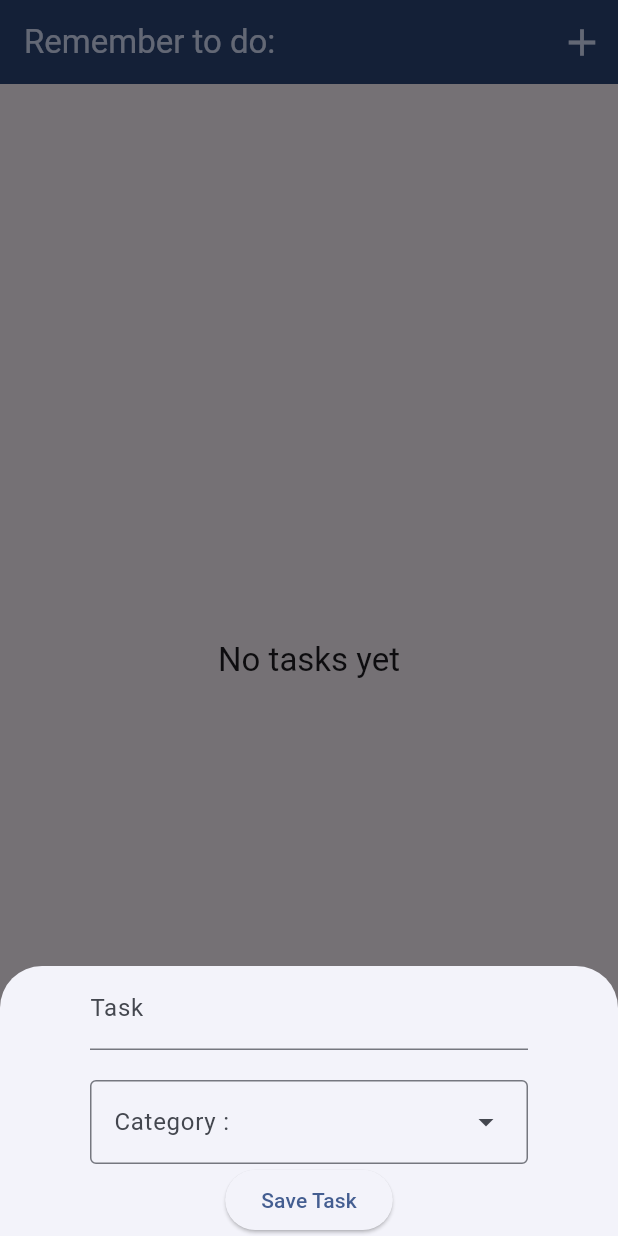
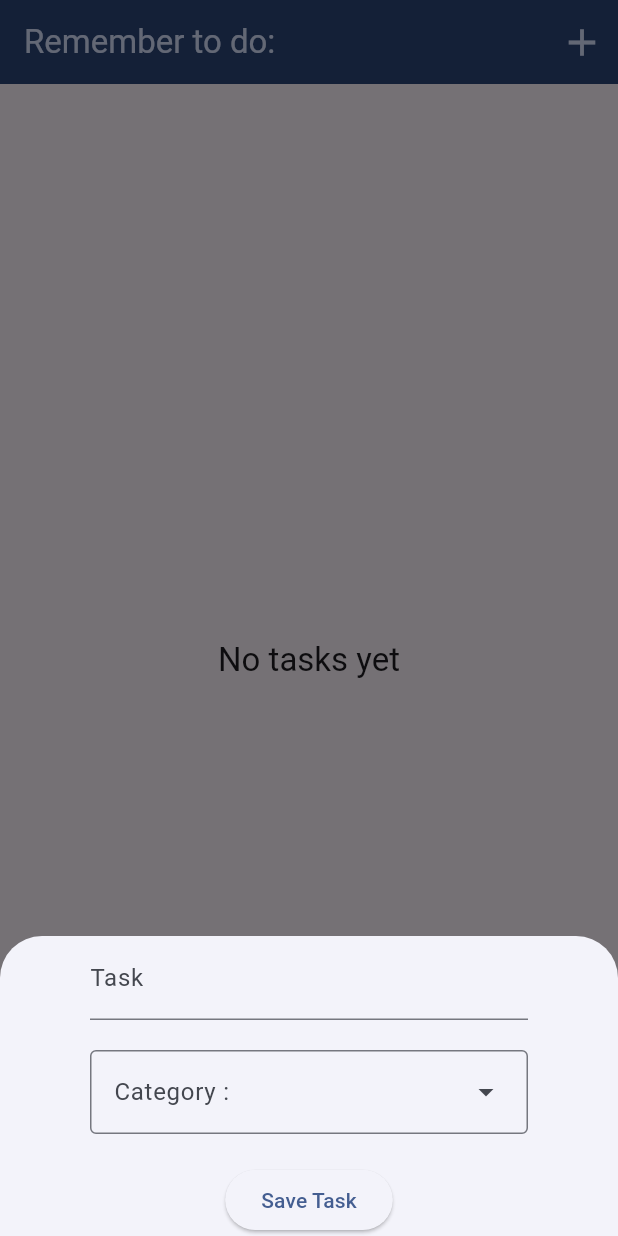
Before and after one commit to Flutter007/hw53, a Flutter app: the screen it shows after launch, after a tap on the "add" icon, on a phone screen of 412 x 824 dp. Run offline on Flutter 3.47's test engine with Material 3 defaults, Android fonts, the phone set to English and light mode, and no system bars; our stand-ins replace google_fonts; network calls fail.

Commit message:
Final version of App. Refactored some code,checked some actions,deleted Button widget.

```diff
--- a/lib/hw53.dart
+++ b/lib/hw53.dart
@@ -2,14 +2,9 @@ import 'package:flutter/material.dart';
 import 'package:hw53/screens/tasks_screen.dart';
 import 'package:hw53/theme/light_theme.dart';
 
-class Hw53 extends StatefulWidget {
+class Hw53 extends StatelessWidget {
   const Hw53({super.key});
 
-  @override
-  State<Hw53> createState() => _Hw53State();
-}
-
-class _Hw53State extends State<Hw53> {
   @override
   Widget build(BuildContext context) {
     return MaterialApp(theme: lightTheme, home: TasksScreen());
--- a/lib/models/task_category.dart
+++ b/lib/models/task_category.dart
@@ -6,8 +6,4 @@ class TaskCategory {
   final IconData icon;
 
   TaskCategory({required this.id, required this.label, required this.icon});
-
-  Map<String, dynamic> toJson() {
-    return {'id': id, 'label': label, 'icon': icon};
-  }
 }
--- a/lib/screens/tasks_screen.dart
+++ b/lib/screens/tasks_screen.dart
@@ -3,7 +3,6 @@ import 'package:hw53/helpers/request.dart';
 import 'package:hw53/models/task.dart';
 import 'package:hw53/widgets/task_card.dart';
 import '../data/category_data.dart';
-import '../widgets/save_button.dart';
 import '../widgets/task_form/task_form.dart';
 import '../widgets/task_form/task_form_controller.dart';
 
@@ -28,17 +27,21 @@ class _TasksScreenState extends State<TasksScreen> {
     fetchTasks();
   }
 
+  void showMessage(String message) {
+    if (mounted) {
+      ScaffoldMessenger.of(
+        context,
+      ).showSnackBar(SnackBar(content: Text('Task $message !')));
+    }
+  }
+
   void deleteTask(Task task) async {
     setState(() => isFetching = true);
     final url = '${baseURL}tasks/${task.id}.json';
     await request(url, method: 'DELETE');
     setState(() => isFetching = false);
     await fetchTasks();
-    if (mounted) {
-      ScaffoldMessenger.of(
-        context,
-      ).showSnackBar(SnackBar(content: Text('Task deleted successfully!')));
-    }
+    showMessage('deleted');
   }
 
   Future<bool?> showDeleteConfirmingDialog() async {
@@ -88,24 +91,20 @@ class _TasksScreenState extends State<TasksScreen> {
       } else {
         setState(() {
           tasks = [];
-          return;
         });
       }
     } catch (e) {
-      if (mounted) {
-        ScaffoldMessenger.of(
-          context,
-        ).showSnackBar(SnackBar(content: Text('Error fetching tasks')));
-      }
+      showMessage('error');
     } finally {
       setState(() => isFetching = false);
     }
   }
 
   void onSave() async {
-    if (controller.formKey.currentState!.validate()) {
+    if (controller.formKey.currentState!.validate() &&
+        selectedCategory != null) {
       try {
-        setState(() => isFetching = true);
+        Navigator.of(context).pop();
         final task = Task(
           task: controller.taskController.text,
           categoryId: selectedCategory!,
@@ -113,45 +112,29 @@ class _TasksScreenState extends State<TasksScreen> {
         );
         final url = '${baseURL}tasks.json';
         await request(url, method: 'POST', body: task.toJson());
-
         controller.taskController.clear();
+        if (mounted) {
+          setState(() => selectedCategory = null);
+        }
         await fetchTasks();
-        setState(() {
-          isFetching = false;
-        });
-        if (mounted) {
-          ScaffoldMessenger.of(
-            context,
-          ).showSnackBar(SnackBar(content: Text('Task created successfully!')));
-        }
+        showMessage('saved');
       } catch (e) {
-        if (mounted) {
-          ScaffoldMessenger.of(
-            context,
-          ).showSnackBar(SnackBar(content: Text('Task created successfully!')));
-        }
-      } finally {
-        setState(() => isFetching = false);
+        showMessage('error');
       }
     }
-  }
-
-  @override
-  void dispose() {
-    controller.dispose();
-    super.dispose();
   }
 
   void openTaskForm() {
     showModalBottomSheet(
       useSafeArea: true,
+      isScrollControlled: true,
       context: context,
       builder:
           (ctx) => SingleChildScrollView(
-            child: SafeArea(
             child: Column(
               children: [
                 TaskForm(
+                  onPressed: onSave,
                   controller: controller,
                   widget: DropdownMenu(
                     label: Text('Category :'),
@@ -173,9 +156,7 @@ class _TasksScreenState extends State<TasksScreen> {
                             .toList(),
                   ),
                 ),
-                  SaveButton(isFetching: isFetching, onPressed: onSave),
               ],
-              ),
             ),
           ),
     );
--- a/lib/widgets/save_button.dart
+++ /dev/null
@@ -1,37 +0,0 @@
-import 'package:flutter/material.dart';
-
-class SaveButton extends StatelessWidget {
-  final bool isFetching;
-  final void Function() onPressed;
-  const SaveButton({
-    super.key,
-    required this.isFetching,
-    required this.onPressed,
-  });
-
-  @override
-  Widget build(BuildContext context) {
-    final theme = Theme.of(context);
-    return ElevatedButton(
-      onPressed: isFetching ? null : onPressed,
-      child:
-          isFetching
-              ? Row(
-                mainAxisSize: MainAxisSize.min,
-                children: [
-                  Text('Saving ...'),
-                  SizedBox(width: 8),
-                  SizedBox(
-                    width: 16,
-                    height: 16,
-                    child: CircularProgressIndicator(
-                      color: theme.disabledColor,
-                      strokeWidth: 3,
-                    ),
-                  ),
-                ],
-              )
-              : Text('Save Task'),
-    );
-  }
-}
--- a/lib/widgets/task_card.dart
+++ b/lib/widgets/task_card.dart
@@ -15,7 +15,7 @@ class TaskCard extends StatelessWidget {
       child: Card(
         child: ListTile(
           title: CustomText(txt: task.task),
-          subtitle: CustomText(txt: task.categoryId),
+          subtitle: CustomText(txt: task.categoryId.toUpperCase()),
           trailing: IconButton(onPressed: deleteTask, icon: Icon(Icons.delete)),
         ),
       ),
--- a/lib/widgets/task_form/task_form.dart
+++ b/lib/widgets/task_form/task_form.dart
@@ -1,12 +1,18 @@
 import 'package:flutter/material.dart';
-
 import 'package:hw53/widgets/task_form/task_form_controller.dart';
 
 class TaskForm extends StatefulWidget {
   final Widget widget;
+  final void Function()? onPressed;
+
   final TaskFormController controller;
 
-  const TaskForm({super.key, required this.controller, required this.widget});
+  const TaskForm({
+    super.key,
+    required this.controller,
+    required this.widget,
+    required this.onPressed,
+  });
 
   @override
   State<TaskForm> createState() => _TaskFormState();
@@ -14,7 +20,6 @@ class TaskForm extends StatefulWidget {
 
 class _TaskFormState extends State<TaskForm> {
   String? selectedCategory;
-  bool isFetching = false;
 
   @override
   Widget build(BuildContext context) {
@@ -24,7 +29,6 @@ class _TaskFormState extends State<TaskForm> {
       child: SafeArea(
         child: Padding(
           padding: EdgeInsets.only(left: 60, right: 60, bottom: bottomInset),
-          child: SingleChildScrollView(
           child: Column(
             mainAxisSize: MainAxisSize.min,
             children: [
@@ -40,8 +44,12 @@ class _TaskFormState extends State<TaskForm> {
               ),
               SizedBox(height: 20),
               widget.widget,
+              SizedBox(height: 20),
+              ElevatedButton(
+                onPressed: widget.onPressed,
+                child: Text('Save Task'),
+              ),
             ],
-            ),
           ),
         ),
       ),
--- a/lib/widgets/task_form/task_form_controller.dart
+++ b/lib/widgets/task_form/task_form_controller.dart
@@ -9,8 +9,4 @@ class TaskFormController {
   void setTask(Task task) {
     taskController.text = task.task;
   }
-
-  void dispose() {
-    taskController.dispose();
-  }
 }
```
Lines whose indentation alone changed are shown as unchanged.
